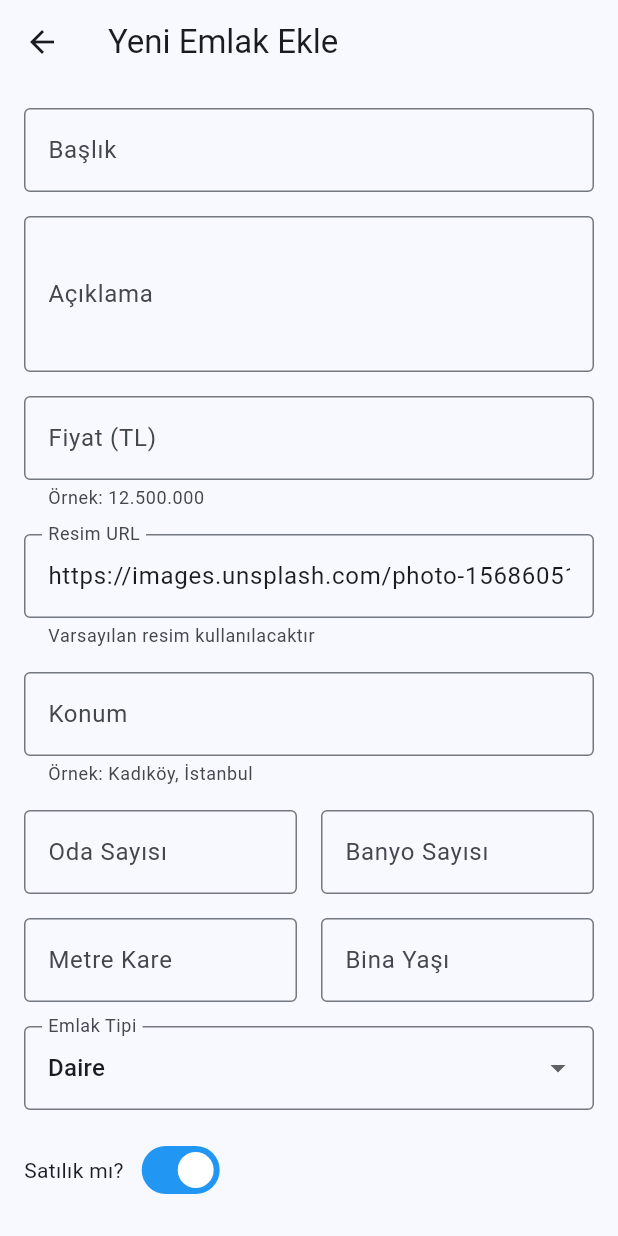
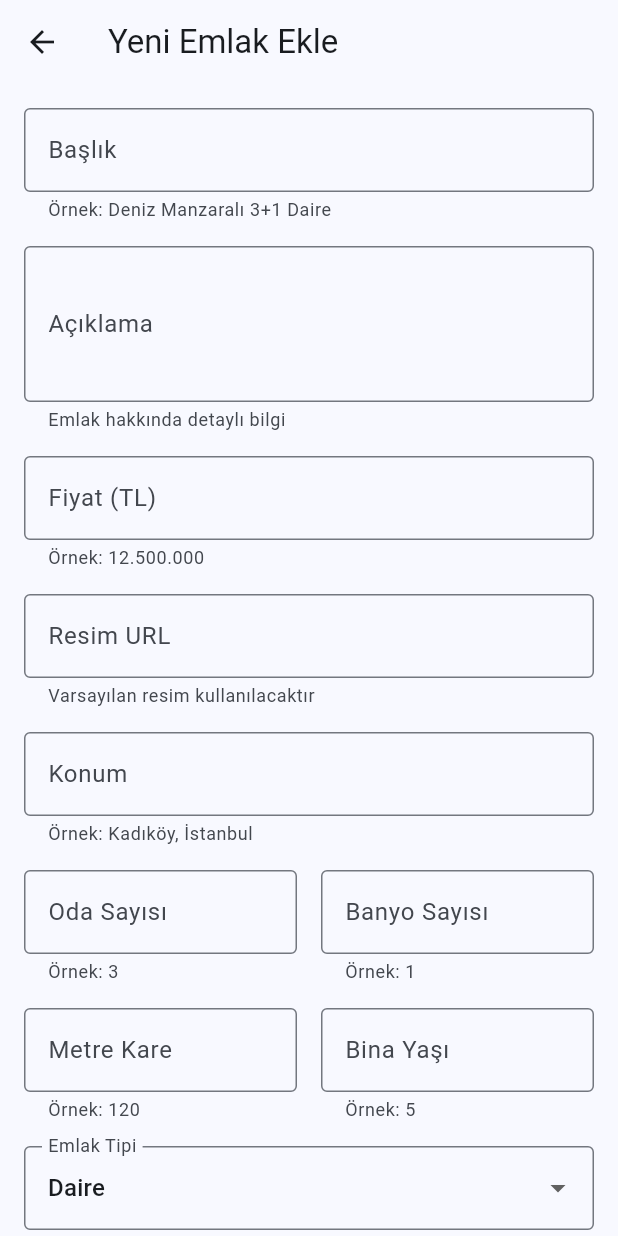
Before and after one commit to 3rencetin/third_lesson_project_emlak, a Flutter app: the screen it shows after launch, after a tap on the "add" icon, on a phone screen of 412 x 824 dp. Run offline on Flutter 3.47's test engine with Material 3 defaults, Android fonts, the phone set to English and light mode, and no system bars; network calls fail.

Commit message:
Emlak uygulaması güncellendi: Düzenleme ve filtreleme özellikleri iyileştirildi

```diff
--- a/lib/screens/ana_ekran.dart
+++ b/lib/screens/ana_ekran.dart
@@ -21,7 +21,7 @@ class _AnaEkranState extends State<AnaEkran> {
   List<Emlak> emlaklar = [];
   String secilenTip = 'Hepsi';
   String secilenDurum = 'Hepsi';
-  RangeValues fiyatAraligi = const RangeValues(0, 10000000);
+  RangeValues fiyatAraligi = const RangeValues(0, 100000000);
   RangeValues binaYasiAraligi = const RangeValues(0, 50);
 
   @override
@@ -33,7 +33,7 @@ class _AnaEkranState extends State<AnaEkran> {
         id: '1',
         baslik: 'Lüks Villa',
         aciklama: 'Beşiktaşta deniz manzaralı lüks villa',
-        fiyat: 5000000,
+        fiyat: 45000000, // 45 milyon
         resimUrl:
             'https://images.unsplash.com/photo-1613977257363-707ba9348227',
         konum: 'Beşiktaş, İstanbul',
@@ -48,7 +48,7 @@ class _AnaEkranState extends State<AnaEkran> {
         id: '2',
         baslik: 'Modern Daire',
         aciklama: 'Kadıköyde merkezi konumda modern daire',
-        fiyat: 2500000,
+        fiyat: 12500000, // 12.5 milyon
         resimUrl:
             'https://images.unsplash.com/photo-1522708323590-d24dbb6b0267',
         konum: 'Kadıköy, İstanbul',
@@ -63,7 +63,7 @@ class _AnaEkranState extends State<AnaEkran> {
         id: '3',
         baslik: 'Bahçeli Müstakil',
         aciklama: 'Üsküdarda geniş bahçeli müstakil ev',
-        fiyat: 3500000,
+        fiyat: 18500000, // 18.5 milyon
         resimUrl:
             'https://images.unsplash.com/photo-1568605114967-8130f3a36994',
         konum: 'Üsküdar, İstanbul',
@@ -78,7 +78,7 @@ class _AnaEkranState extends State<AnaEkran> {
         id: '4',
         baslik: 'Boğaz Manzaralı Daire',
         aciklama: 'Sarıyerde boğaz manzaralı lüks daire',
-        fiyat: 4500000,
+        fiyat: 28500000, // 28.5 milyon
         resimUrl:
             'https://images.unsplash.com/photo-1574362848149-11496d93a7c7',
         konum: 'Sarıyer, İstanbul',
@@ -93,7 +93,7 @@ class _AnaEkranState extends State<AnaEkran> {
         id: '5',
         baslik: 'Kiralık Stüdyo',
         aciklama: 'Şişlide merkezi konumda kiralık stüdyo daire',
-        fiyat: 8000,
+        fiyat: 25000, // 25 bin kira
         resimUrl:
             'https://images.unsplash.com/photo-1502672260266-1c1ef2d93688',
         konum: 'Şişli, İstanbul',
@@ -108,7 +108,7 @@ class _AnaEkranState extends State<AnaEkran> {
         id: '6',
         baslik: 'Havuzlu Villa',
         aciklama: 'Beylikdüzünde özel havuzlu lüks villa',
-        fiyat: 7500000,
+        fiyat: 35000000, // 35 milyon
         resimUrl:
             'https://images.unsplash.com/photo-1580587771525-78b9dba3b914',
         konum: 'Beylikdüzü, İstanbul',
@@ -123,7 +123,7 @@ class _AnaEkranState extends State<AnaEkran> {
         id: '7',
         baslik: 'Kiralık Villa',
         aciklama: 'Ataşehirde bahçeli kiralık villa',
-        fiyat: 25000,
+        fiyat: 85000, // 85 bin kira
         resimUrl:
             'https://images.unsplash.com/photo-1600596542815-ffad4c1539a9',
         konum: 'Ataşehir, İstanbul',
@@ -138,7 +138,7 @@ class _AnaEkranState extends State<AnaEkran> {
         id: '8',
         baslik: 'Deniz Manzaralı',
         aciklama: 'Maltepe sahilde deniz manzaralı daire',
-        fiyat: 3200000,
+        fiyat: 15800000, // 15.8 milyon
         resimUrl:
             'https://images.unsplash.com/photo-1512917774080-9991f1c4c750',
         konum: 'Maltepe, İstanbul',
@@ -153,7 +153,7 @@ class _AnaEkranState extends State<AnaEkran> {
         id: '9',
         baslik: 'Bahçeli Müstakil',
         aciklama: 'Çekmeköyde doğayla iç içe müstakil ev',
-        fiyat: 2800000,
+        fiyat: 22500000, // 22.5 milyon
         resimUrl:
             'https://images.unsplash.com/photo-1583608205776-bfd35f0d9f83',
         konum: 'Çekmeköy, İstanbul',
@@ -168,7 +168,7 @@ class _AnaEkranState extends State<AnaEkran> {
         id: '10',
         baslik: 'Kiralık Daire',
         aciklama: 'Bakırköy merkeze yakın kiralık daire',
-        fiyat: 12000,
+        fiyat: 35000, // 35 bin kira
         resimUrl:
             'https://images.unsplash.com/photo-1493809842364-78817add7ffb',
         konum: 'Bakırköy, İstanbul',
@@ -206,7 +206,7 @@ class _AnaEkranState extends State<AnaEkran> {
   Widget build(BuildContext context) {
     return Scaffold(
       appBar: AppBar(
-        title: const Text('Emlak Uygulaması'),
+        title: const Text('Modern Emlak Uygulaması'),
         actions: [
           IconButton(
             icon: const Icon(Icons.add),
@@ -251,7 +251,7 @@ class _AnaEkranState extends State<AnaEkran> {
                         },
                       ),
                     ),
-                    const SizedBox(width: 8),
+                    const SizedBox(width: 16),
                     Expanded(
                       child: DropdownButton<String>(
                         value: secilenDurum,
@@ -273,40 +273,40 @@ class _AnaEkranState extends State<AnaEkran> {
                     ),
                   ],
                 ),
-              ],
-            ),
-          ),
-          Padding(
-            padding: const EdgeInsets.symmetric(horizontal: 16.0),
-            child: Column(
+                const SizedBox(height: 16),
+                Column(
                   crossAxisAlignment: CrossAxisAlignment.start,
                   children: [
-                const Text('Fiyat Aralığı:'),
+                    Text(
+                      'Fiyat Aralığı: ${formatPrice(fiyatAraligi.start)} TL - ${formatPrice(fiyatAraligi.end)} TL',
+                      style: const TextStyle(fontSize: 16),
+                    ),
                     RangeSlider(
                       values: fiyatAraligi,
                       min: 0,
-                  max: 10000000,
+                      max: 100000000, // 100 milyon
                       divisions: 100,
-                  labels: RangeLabels(
-                    '₺ ${formatPrice(fiyatAraligi.start)} TL',
-                    '₺ ${formatPrice(fiyatAraligi.end)} TL',
-                  ),
                       onChanged: (RangeValues values) {
                         setState(() {
                           fiyatAraligi = values;
                         });
                       },
                     ),
-                const Text('Bina Yaşı:'),
+                  ],
+                ),
+                const SizedBox(height: 8),
+                Column(
+                  crossAxisAlignment: CrossAxisAlignment.start,
+                  children: [
+                    Text(
+                      'Bina Yaşı: ${binaYasiAraligi.start.toInt()} - ${binaYasiAraligi.end.toInt()} yıl',
+                      style: const TextStyle(fontSize: 16),
+                    ),
                     RangeSlider(
                       values: binaYasiAraligi,
                       min: 0,
                       max: 50,
                       divisions: 50,
-                  labels: RangeLabels(
-                    '${binaYasiAraligi.start.toStringAsFixed(0)} yıl',
-                    '${binaYasiAraligi.end.toStringAsFixed(0)} yıl',
-                  ),
                       onChanged: (RangeValues values) {
                         setState(() {
                           binaYasiAraligi = values;
@@ -315,13 +315,23 @@ class _AnaEkranState extends State<AnaEkran> {
                     ),
                   ],
                 ),
+              ],
+            ),
           ),
           Expanded(
-            child: GridView.builder(
+            child: filtrelenmisEmlaklar.isEmpty
+                ? const Center(
+                    child: Text(
+                      'Filtrelere uygun emlak bulunamadı',
+                      style: TextStyle(fontSize: 16),
+                    ),
+                  )
+                : GridView.builder(
                     padding: const EdgeInsets.all(8),
-              gridDelegate: const SliverGridDelegateWithFixedCrossAxisCount(
+                    gridDelegate:
+                        const SliverGridDelegateWithFixedCrossAxisCount(
                       crossAxisCount: 2,
-                childAspectRatio: 0.65,
+                      childAspectRatio: 0.75,
                       crossAxisSpacing: 10,
                       mainAxisSpacing: 10,
                     ),
@@ -337,11 +347,7 @@ class _AnaEkranState extends State<AnaEkran> {
                               MaterialPageRoute(
                                 builder: (context) => EmlakDetay(
                                   emlak: emlak,
-                            emlakSil: () {
-                              setState(() {
-                                emlaklar.removeWhere((e) => e.id == emlak.id);
-                              });
-                            },
+                                  emlakSil: () => emlakSil(emlak.id),
                                 ),
                               ),
                             );
@@ -358,26 +364,36 @@ class _AnaEkranState extends State<AnaEkran> {
                           child: Column(
                             crossAxisAlignment: CrossAxisAlignment.start,
                             children: [
-                        Hero(
-                          tag: 'emlak_resim_${emlak.id}',
-                          child: AspectRatio(
-                            aspectRatio: 4 / 3,
+                              Expanded(
+                                flex: 2,
                                 child: Image.network(
                                   emlak.resimUrl,
                                   fit: BoxFit.cover,
+                                  width: double.infinity,
+                                  errorBuilder: (context, error, stackTrace) {
+                                    return Container(
+                                      color: Colors.grey[300],
+                                      child: const Icon(
+                                        Icons.error_outline,
+                                        size: 40,
+                                        color: Colors.grey,
                                       ),
+                                    );
+                                  },
                                 ),
                               ),
                               Expanded(
+                                flex: 3,
                                 child: Padding(
                                   padding: const EdgeInsets.all(8.0),
                                   child: Column(
-                              crossAxisAlignment: CrossAxisAlignment.start,
+                                    crossAxisAlignment:
+                                        CrossAxisAlignment.start,
                                     children: [
                                       Text(
                                         emlak.baslik,
                                         style: const TextStyle(
-                                    fontSize: 14,
+                                          fontSize: 16,
                                           fontWeight: FontWeight.bold,
                                         ),
                                         maxLines: 1,
@@ -385,86 +401,40 @@ class _AnaEkranState extends State<AnaEkran> {
                                       ),
                                       const SizedBox(height: 4),
                                       Text(
-                                  '₺ ${formatPrice(emlak.fiyat)} TL',
-                                  style: const TextStyle(
-                                    fontSize: 12,
-                                    color: Colors.green,
-                                  ),
-                                ),
-                                const SizedBox(height: 4),
-                                Text(
                                         emlak.konum,
-                                  style: const TextStyle(
-                                    fontSize: 10,
-                                    color: Colors.grey,
+                                        style: TextStyle(
+                                          fontSize: 14,
+                                          color: Colors.grey[600],
                                         ),
                                         maxLines: 1,
                                         overflow: TextOverflow.ellipsis,
                                       ),
                                       const SizedBox(height: 4),
-                                Row(
-                                  children: [
-                                    const Icon(Icons.home, size: 12),
-                                    const SizedBox(width: 2),
-                                    Expanded(
-                                      child: Text(
-                                        emlak.tip,
-                                        style: const TextStyle(fontSize: 10),
+                                      Text(
+                                        '${formatPrice(emlak.fiyat)} TL',
+                                        style: const TextStyle(
+                                          fontSize: 16,
+                                          fontWeight: FontWeight.bold,
+                                          color: Colors.blue,
                                         ),
-                                    ),
-                                    const Icon(Icons.calendar_today, size: 12),
-                                    const SizedBox(width: 2),
-                                    Text(
-                                      '${emlak.binaYasi} yaş',
-                                      style: const TextStyle(fontSize: 10),
-                                    ),
-                                  ],
                                       ),
                                       const SizedBox(height: 4),
                                       Row(
                                         children: [
-                                    const Icon(Icons.bed, size: 12),
-                                    const SizedBox(width: 2),
-                                    Text(
-                                      '${emlak.odaSayisi} oda',
-                                      style: const TextStyle(fontSize: 10),
+                                          Icon(
+                                            emlak.satilikMi
+                                                ? Icons.sell
+                                                : Icons.key,
+                                            size: 16,
+                                            color: Colors.grey[600],
                                           ),
                                           const SizedBox(width: 4),
-                                    const Icon(Icons.bathroom, size: 12),
-                                    const SizedBox(width: 2),
                                           Text(
-                                      '${emlak.banyoSayisi} banyo',
-                                      style: const TextStyle(fontSize: 10),
-                                    ),
-                                  ],
-                                ),
-                                const SizedBox(height: 4),
-                                Row(
-                                  children: [
-                                    const Icon(Icons.square_foot, size: 12),
-                                    const SizedBox(width: 2),
-                                    Text(
-                                      '${emlak.metreKare} m²',
-                                      style: const TextStyle(fontSize: 10),
-                                    ),
-                                    const Spacer(),
-                                    Container(
-                                      padding: const EdgeInsets.symmetric(
-                                        horizontal: 6,
-                                        vertical: 2,
-                                      ),
-                                      decoration: BoxDecoration(
-                                        color: emlak.satilikMi
-                                            ? Colors.blue
-                                            : Colors.orange,
-                                        borderRadius: BorderRadius.circular(8),
-                                      ),
-                                      child: Text(
-                                        emlak.satilikMi ? 'Satılık' : 'Kiralık',
-                                        style: const TextStyle(
-                                          color: Colors.white,
-                                          fontSize: 10,
-                                        ),
+                                            emlak.satilikMi
+                                                ? 'Satılık'
+                                                : 'Kiralık',
+                                            style: TextStyle(
+                                              color: Colors.grey[600],
                                             ),
                                           ),
                                         ],
--- a/lib/screens/emlak_ekle.dart
+++ b/lib/screens/emlak_ekle.dart
@@ -14,10 +14,7 @@ class _EmlakEkleState extends State<EmlakEkle> {
   final _baslikController = TextEditingController();
   final _aciklamaController = TextEditingController();
   final _fiyatController = TextEditingController();
-  final _resimUrlController = TextEditingController(
-    text:
-        'https://images.unsplash.com/photo-1568605114967-8130f3a36994', // Varsayılan resim URL'si
-  );
+  final _resimUrlController = TextEditingController();
   final _konumController = TextEditingController();
   final _odaSayisiController = TextEditingController();
   final _banyoSayisiController = TextEditingController();
@@ -40,6 +37,17 @@ class _EmlakEkleState extends State<EmlakEkle> {
     super.dispose();
   }
 
+  String? _validateNumber(String? value, String fieldName) {
+    if (value == null || value.isEmpty) {
+      return '$fieldName giriniz';
+    }
+    final numericValue = value.replaceAll('.', '');
+    if (double.tryParse(numericValue) == null) {
+      return 'Geçerli bir sayı giriniz';
+    }
+    return null;
+  }
+
   @override
   Widget build(BuildContext context) {
     return Scaffold(
@@ -58,6 +66,7 @@ class _EmlakEkleState extends State<EmlakEkle> {
                 decoration: const InputDecoration(
                   labelText: 'Başlık',
                   border: OutlineInputBorder(),
+                  helperText: 'Örnek: Deniz Manzaralı 3+1 Daire',
                 ),
                 validator: (value) {
                   if (value == null || value.isEmpty) {
@@ -72,6 +81,7 @@ class _EmlakEkleState extends State<EmlakEkle> {
                 decoration: const InputDecoration(
                   labelText: 'Açıklama',
                   border: OutlineInputBorder(),
+                  helperText: 'Emlak hakkında detaylı bilgi',
                 ),
                 maxLines: 3,
                 validator: (value) {
@@ -116,9 +126,6 @@ class _EmlakEkleState extends State<EmlakEkle> {
                   if (double.tryParse(numericValue) == null) {
                     return 'Geçerli bir sayı girin';
                   }
-                  if (double.parse(numericValue) < 1000000) {
-                    return 'Fiyat en az 1.000.000 TL olmalıdır';
-                  }
                   return null;
                 },
               ),
@@ -161,17 +168,12 @@ class _EmlakEkleState extends State<EmlakEkle> {
                       decoration: const InputDecoration(
                         labelText: 'Oda Sayısı',
                         border: OutlineInputBorder(),
+                        helperText: 'Örnek: 3',
                       ),
                       keyboardType: TextInputType.number,
-                      validator: (value) {
-                        if (value == null || value.isEmpty) {
-                          return 'Oda sayısı girin';
-                        }
-                        if (int.tryParse(value) == null) {
-                          return 'Geçerli bir sayı girin';
-                        }
-                        return null;
-                      },
+                      inputFormatters: [FilteringTextInputFormatter.digitsOnly],
+                      validator: (value) =>
+                          _validateNumber(value, 'Oda sayısı'),
                     ),
                   ),
                   const SizedBox(width: 16),
@@ -181,17 +183,12 @@ class _EmlakEkleState extends State<EmlakEkle> {
                       decoration: const InputDecoration(
                         labelText: 'Banyo Sayısı',
                         border: OutlineInputBorder(),
+                        helperText: 'Örnek: 1',
                       ),
                       keyboardType: TextInputType.number,
-                      validator: (value) {
-                        if (value == null || value.isEmpty) {
-                          return 'Banyo sayısı girin';
-                        }
-                        if (int.tryParse(value) == null) {
-                          return 'Geçerli bir sayı girin';
-                        }
-                        return null;
-                      },
+                      inputFormatters: [FilteringTextInputFormatter.digitsOnly],
+                      validator: (value) =>
+                          _validateNumber(value, 'Banyo sayısı'),
                     ),
                   ),
                 ],
@@ -205,17 +202,12 @@ class _EmlakEkleState extends State<EmlakEkle> {
                       decoration: const InputDecoration(
                         labelText: 'Metre Kare',
                         border: OutlineInputBorder(),
+                        helperText: 'Örnek: 120',
                       ),
                       keyboardType: TextInputType.number,
-                      validator: (value) {
-                        if (value == null || value.isEmpty) {
-                          return 'Metre kare girin';
-                        }
-                        if (double.tryParse(value) == null) {
-                          return 'Geçerli bir sayı girin';
-                        }
-                        return null;
-                      },
+                      inputFormatters: [FilteringTextInputFormatter.digitsOnly],
+                      validator: (value) =>
+                          _validateNumber(value, 'Metre kare'),
                     ),
                   ),
                   const SizedBox(width: 16),
@@ -225,17 +217,11 @@ class _EmlakEkleState extends State<EmlakEkle> {
                       decoration: const InputDecoration(
                         labelText: 'Bina Yaşı',
                         border: OutlineInputBorder(),
+                        helperText: 'Örnek: 5',
                       ),
                       keyboardType: TextInputType.number,
-                      validator: (value) {
-                        if (value == null || value.isEmpty) {
-                          return 'Bina yaşı girin';
-                        }
-                        if (int.tryParse(value) == null) {
-                          return 'Geçerli bir sayı girin';
-                        }
-                        return null;
-                      },
+                      inputFormatters: [FilteringTextInputFormatter.digitsOnly],
+                      validator: (value) => _validateNumber(value, 'Bina yaşı'),
                     ),
                   ),
                 ],
@@ -262,11 +248,8 @@ class _EmlakEkleState extends State<EmlakEkle> {
                 },
               ),
               const SizedBox(height: 16),
-              Row(
-                children: [
-                  const Text('Satılık mı?'),
-                  const SizedBox(width: 8),
-                  Switch(
+              SwitchListTile(
+                title: const Text('Satılık mı?'),
                 value: _satilikMi,
                 onChanged: (value) {
                   setState(() {
@@ -274,35 +257,45 @@ class _EmlakEkleState extends State<EmlakEkle> {
                   });
                 },
               ),
-                ],
-              ),
               const SizedBox(height: 24),
               ElevatedButton(
                 onPressed: () {
                   if (_formKey.currentState!.validate()) {
                     try {
+                      String fiyatStr =
+                          _fiyatController.text.replaceAll('.', '');
+                      double fiyat = double.parse(fiyatStr);
+
+                      int odaSayisi = int.parse(_odaSayisiController.text);
+                      int banyoSayisi = int.parse(_banyoSayisiController.text);
+                      double metreKare =
+                          double.parse(_metreKareController.text);
+                      int binaYasi = int.parse(_binaYasiController.text);
+
                       final yeniEmlak = Emlak(
-                        id: DateTime.now().toString(),
-                        baslik: _baslikController.text,
-                        aciklama: _aciklamaController.text,
-                        fiyat: double.parse(
-                            _fiyatController.text.replaceAll('.', '')),
-                        resimUrl: _resimUrlController.text,
-                        konum: _konumController.text,
-                        odaSayisi: int.parse(_odaSayisiController.text),
-                        banyoSayisi: int.parse(_banyoSayisiController.text),
-                        metreKare: double.parse(_metreKareController.text),
-                        binaYasi: int.parse(_binaYasiController.text),
+                        id: DateTime.now().millisecondsSinceEpoch.toString(),
+                        baslik: _baslikController.text.trim(),
+                        aciklama: _aciklamaController.text.trim(),
+                        fiyat: fiyat,
+                        resimUrl: _resimUrlController.text.trim(),
+                        konum: _konumController.text.trim(),
+                        odaSayisi: odaSayisi,
+                        banyoSayisi: banyoSayisi,
+                        metreKare: metreKare,
+                        binaYasi: binaYasi,
                         tip: _secilenTip,
                         satilikMi: _satilikMi,
                       );
+
+                      print('Yeni emlak oluşturuldu: ${yeniEmlak.toJson()}');
                       Navigator.pop(context, yeniEmlak);
                     } catch (e) {
+                      print('Hata oluştu: $e');
                       ScaffoldMessenger.of(context).showSnackBar(
-                        const SnackBar(
-                          content: Text(
-                              'Lütfen tüm alanları doğru formatta doldurun'),
+                        SnackBar(
+                          content: Text('Hata: ${e.toString()}'),
                           backgroundColor: Colors.red,
+                          duration: const Duration(seconds: 3),
                         ),
                       );
                     }
```
Also changed, not shown: lib/screens/emlak_detay.dart (+22 -6 lines), 11 other files. Lines whose indentation alone changed are shown as unchanged.
